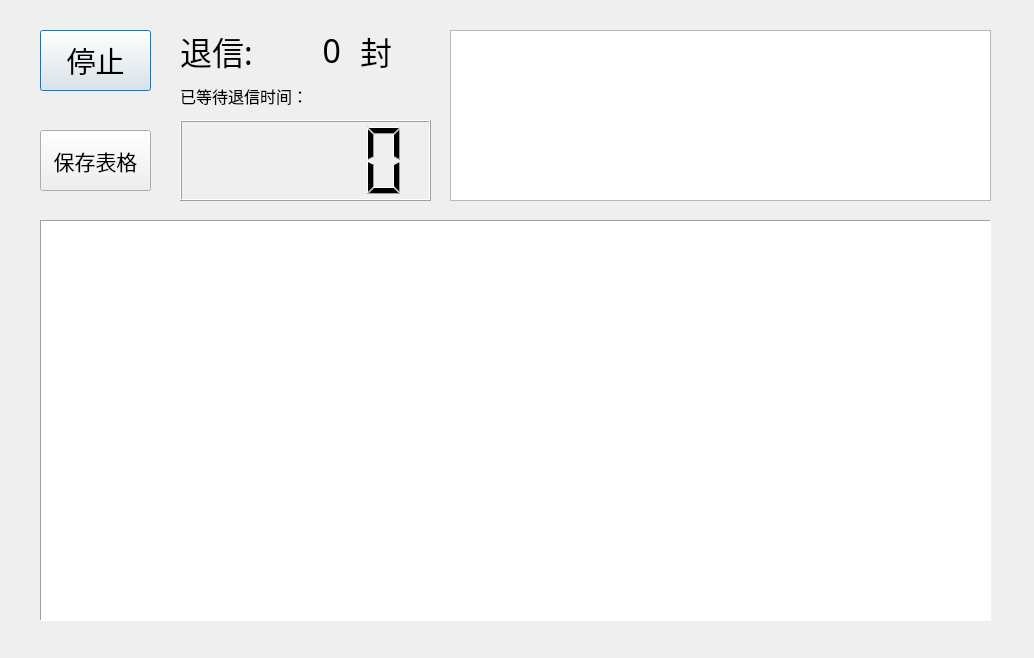
Before: the Qt Designer form ui_ndr.ui in oliverhust/SendMail, drawn with Qt 5.
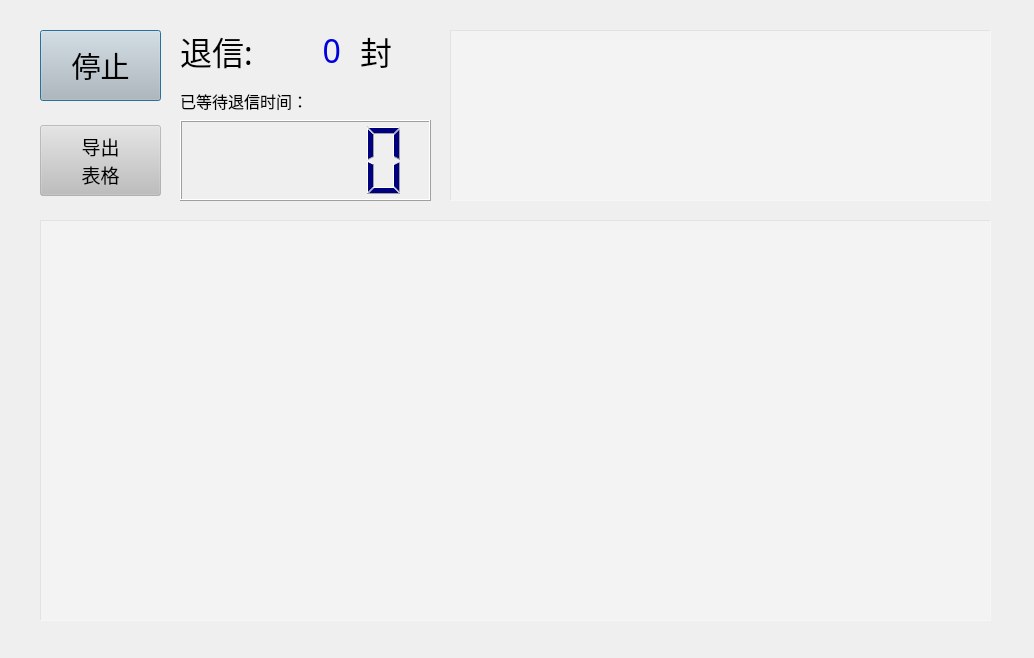
After: the same form once the commit is applied. Icons and pictures are not drawn.

The edit to the form file:
```diff
--- a/ui_ndr.ui
+++ b/ui_ndr.ui
@@ -13,12 +13,29 @@
     <height>658</height>
    </rect>
   </property>
+  <property name="minimumSize">
+   <size>
+    <width>1034</width>
+    <height>658</height>
+   </size>
+  </property>
+  <property name="maximumSize">
+   <size>
+    <width>1034</width>
+    <height>658</height>
+   </size>
+  </property>
   <property name="windowTitle">
    <string>退信接收</string>
   </property>
   <property name="toolTip">
    <string>建议&quot;已等待退信时间&quot;大于15分钟后停止接收退信</string>
   </property>
+  <property name="styleSheet">
+   <string notr="true">#Dialog_Ndr {
+	border-image: url(:/background/pic/back/blue.jpg);
+}</string>
+  </property>
   <widget class="QTableWidget" name="tableWidget">
    <property name="geometry">
     <rect>
@@ -43,6 +60,9 @@
    <property name="autoFillBackground">
     <bool>false</bool>
    </property>
+   <property name="styleSheet">
+    <string notr="true">background-color: rgba(255, 255, 255, 60);</string>
+   </property>
    <property name="frameShape">
     <enum>QFrame::Panel</enum>
    </property>
@@ -65,9 +85,22 @@
    <property name="toolTip">
     <string>建议&quot;已等待退信时间&quot;大于15分钟后停止接收退信</string>
    </property>
+   <property name="styleSheet">
+    <string notr="true">background-color: rgba(255, 255, 255, 60);</string>
+   </property>
+   <property name="frameShape">
+    <enum>QFrame::Panel</enum>
+   </property>
    <property name="readOnly">
     <bool>true</bool>
    </property>
+   <property name="html">
+    <string>&lt;!DOCTYPE HTML PUBLIC &quot;-//W3C//DTD HTML 4.0//EN&quot; &quot;http://www.w3.org/TR/REC-html40/strict.dtd&quot;&gt;
+&lt;html&gt;&lt;head&gt;&lt;meta name=&quot;qrichtext&quot; content=&quot;1&quot; /&gt;&lt;style type=&quot;text/css&quot;&gt;
+p, li { white-space: pre-wrap; }
+&lt;/style&gt;&lt;/head&gt;&lt;body style=&quot; font-family:'Malgun Gothic Semilight'; font-size:12pt; font-weight:400; font-style:normal;&quot;&gt;
+&lt;p style=&quot;-qt-paragraph-type:empty; margin-top:0px; margin-bottom:0px; margin-left:0px; margin-right:0px; -qt-block-indent:0; text-indent:0px;&quot;&gt;&lt;br /&gt;&lt;/p&gt;&lt;/body&gt;&lt;/html&gt;</string>
+   </property>
   </widget>
   <widget class="QLabel" name="label">
    <property name="geometry">
@@ -96,8 +129,8 @@
     <rect>
      <x>40</x>
      <y>30</y>
-     <width>111</width>
-     <height>61</height>
+     <width>121</width>
+     <height>71</height>
     </rect>
    </property>
    <property name="font">
@@ -106,6 +139,9 @@
      <pointsize>22</pointsize>
     </font>
    </property>
+   <property name="styleSheet">
+    <string notr="true">background-color: rgba(190, 190, 190, 120);</string>
+   </property>
    <property name="text">
     <string>停止</string>
    </property>
@@ -144,6 +180,9 @@
      <pointsize>24</pointsize>
     </font>
    </property>
+   <property name="styleSheet">
+    <string notr="true">color: rgb(0, 0, 220);</string>
+   </property>
    <property name="text">
     <string>0</string>
    </property>
@@ -163,6 +202,9 @@
    <property name="toolTip">
     <string>建议该时间大于15分钟后停止接收退信</string>
    </property>
+   <property name="styleSheet">
+    <string notr="true">color: rgb(0, 0, 127);</string>
+   </property>
    <property name="frameShape">
     <enum>QFrame::Box</enum>
    </property>
@@ -171,7 +213,7 @@
    <property name="geometry">
     <rect>
      <x>180</x>
-     <y>80</y>
+     <y>85</y>
      <width>141</width>
      <height>31</height>
     </rect>
@@ -196,22 +238,36 @@
    <property name="geometry">
     <rect>
      <x>40</x>
-     <y>130</y>
-     <width>111</width>
-     <height>61</height>
+     <y>125</y>
+     <width>121</width>
+     <height>71</height>
     </rect>
    </property>
    <property name="font">
     <font>
      <family>Malgun Gothic Semilight</family>
-     <pointsize>16</pointsize>
+     <pointsize>14</pointsize>
     </font>
    </property>
    <property name="toolTip">
-    <string>停止之后才能保存表格</string>
+    <string>&lt;html&gt;&lt;head/&gt;&lt;body&gt;&lt;p&gt;&lt;span style=&quot; font-size:11pt;&quot;&gt;停止之后才能保存表格&lt;/span&gt;&lt;/p&gt;&lt;/body&gt;&lt;/html&gt;</string>
+   </property>
+   <property name="styleSheet">
+    <string notr="true">background-color: rgba(190, 190, 190, 120);</string>
    </property>
    <property name="text">
-    <string>保存表格</string>
+    <string>导出
+表格</string>
+   </property>
+   <property name="icon">
+    <iconset resource="send1.qrc">
+     <normaloff>:/icon/pic/ico/excel2.png</normaloff>:/icon/pic/ico/excel2.png</iconset>
+   </property>
+   <property name="iconSize">
+    <size>
+     <width>40</width>
+     <height>40</height>
+    </size>
    </property>
   </widget>
  </widget>
```
Left out of the diff: 21 changed lines with no effect on the pictures.
